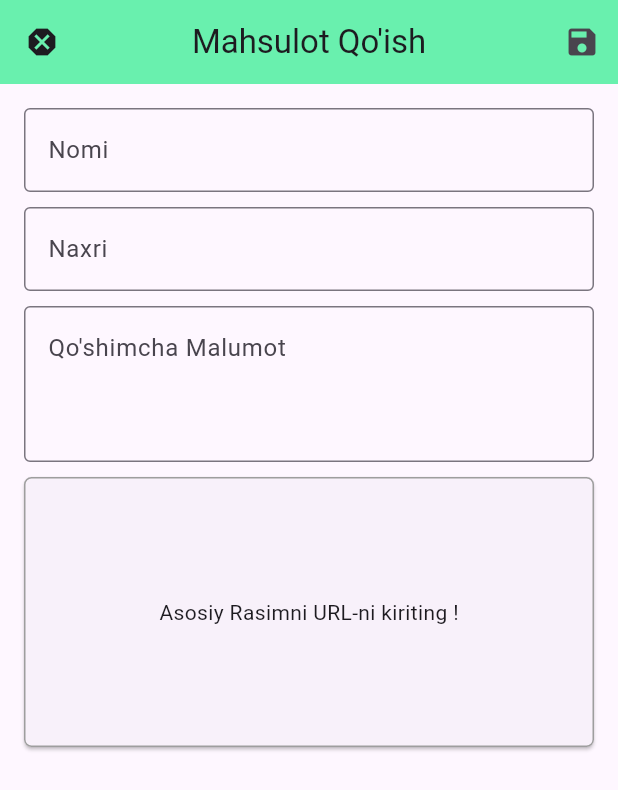
After one commit to murodovjavlon1/online-store, a Flutter app: the EditProductScreens screen opened by its route, after a tap on the "dangerous" icon, after a tap on the "add" icon, on a phone screen of 412 x 824 dp. The commit adds this screen. Shown: the top 790 px of the screen. Run offline on Flutter 3.47's test engine with Material 3 defaults, Android fonts, the phone set to English and light mode, and no system bars; our stand-ins replace flutter_slidable; network calls fail.

Commit message:
Loyiha yangilandi

```diff
--- /dev/null
+++ b/lib/screens/edit_product_screens.dart
@@ -0,0 +1,128 @@
+import 'package:flutter/material.dart';
+
+class EditProductScreens extends StatefulWidget {
+  const EditProductScreens({super.key});
+  static const routeName = "/edit-prod";
+
+  @override
+  State<EditProductScreens> createState() => _EditProductScreensState();
+}
+
+class _EditProductScreensState extends State<EditProductScreens> {
+  void _showImageDialog(BuildContext context) {
+    showDialog(
+      context: context,
+      builder: (context) {
+        return AlertDialog(
+          title: const Text("Rasim URL-ni kuriting!"),
+          content: Form(
+            child: TextFormField(
+              decoration: const InputDecoration(
+                labelText: "Rasim URL",
+                border: OutlineInputBorder(),
+              ),
+              keyboardType: TextInputType.url,
+            ),
+          ),
+          actions: [
+            TextButton(
+              onPressed: () {
+                Navigator.of(context).pop();
+              },
+              child: const Text("Bekor qilish"),
+            ),
+            ElevatedButton(
+              onPressed: () {},
+              child: const Text("Saqlash"),
+            ),
+          ],
+        );
+      },
+    );
+  }
+
+  @override
+  Widget build(BuildContext context) {
+    return Scaffold(
+      appBar: AppBar(
+        leading: IconButton(
+            onPressed: () {
+              Navigator.of(context).pushReplacementNamed("/menag_produc");
+            },
+            icon: const Icon(Icons.dangerous)),
+        centerTitle: true,
+        backgroundColor: Colors.greenAccent,
+        title: const Text("Mahsulot Qo'ish"),
+        actions: [
+          IconButton(
+            onPressed: () {},
+            icon: const Icon(Icons.save),
+          ),
+        ],
+      ),
+      body: Padding(
+        padding: const EdgeInsets.all(16),
+        child: Form(
+          child: SingleChildScrollView(
+            child: Column(
+              children: <Widget>[
+                TextFormField(
+                  decoration: const InputDecoration(
+                    border: OutlineInputBorder(),
+                    labelText: "Nomi",
+                  ),
+                  textInputAction: TextInputAction.next,
+                ),
+                const SizedBox(
+                  height: 10,
+                ),
+                TextFormField(
+                  decoration: const InputDecoration(
+                    border: OutlineInputBorder(),
+                    labelText: "Naxri",
+                  ),
+                  keyboardType: TextInputType.number,
+                  textInputAction: TextInputAction.next,
+                ),
+                const SizedBox(
+                  height: 10,
+                ),
+                TextFormField(
+                  decoration: const InputDecoration(
+                      border: OutlineInputBorder(),
+                      labelText: "Qo'shimcha Malumot",
+                      alignLabelWithHint: true),
+                  maxLines: 3,
+                  keyboardType: TextInputType.multiline,
+                ),
+                const SizedBox(
+                  height: 10,
+                ),
+                InkWell(
+                  onTap: () {
+                    _showImageDialog(context);
+                  },
+                  child: Card(
+                    margin: const EdgeInsets.all(0),
+                    shape: RoundedRectangleBorder(
+                      borderRadius: BorderRadius.circular(5),
+                      side: const BorderSide(
+                        color: Colors.grey,
+                      ),
+                    ),
+                    child: Container(
+                      alignment: Alignment.center,
+                      height: 180,
+                      width: double.infinity,
+                      child: const Text("Asosiy Rasimni URL-ni kiriting !"),
+                    ),
+                  ),
+                )
+              ],
+            ),
+          ),
+        ),
+      ),
+    );
+  }
+}
--- a/lib/screens/home_screen.dart
+++ b/lib/screens/home_screen.dart
@@ -54,7 +54,7 @@ class _HomeScreenState extends State<HomeScreen> {
           ),
           Consumer<Cart>(
             builder: (context, value, child) {
-              return ContomCart(
+              return const ContomCart(
                 icon: (Icons.shopping_cart),
               );
             },
--- /dev/null
+++ b/lib/screens/menag_products_screen.dart
@@ -0,0 +1,42 @@
+import 'package:flutter/material.dart';
+import 'package:pro/providers/products.dart';
+import 'package:pro/widgets/app_drawer.dart';
+import 'package:pro/widgets/user_produc_item.dart';
+import 'package:provider/provider.dart';
+
+class MenagProductsScreen extends StatelessWidget {
+  const MenagProductsScreen({super.key});
+
+  static const routeName = "/menag_produc";
+
+  @override
+  Widget build(BuildContext context) {
+    final produc = Provider.of<Products>(context);
+    return Scaffold(
+      appBar: AppBar(
+        centerTitle: true,
+        backgroundColor: Colors.greenAccent,
+        title: const Text("Mahsulotlarni Boshqarish "),
+        actions: [
+          IconButton(
+            onPressed: () {
+              Navigator.popAndPushNamed(context, "/edit-prod");
+            },
+            icon: const Icon(Icons.add),
+          ),
+        ],
+      ),
+      drawer: const AppDrawer(),
+      body: ListView.builder(
+          padding: const EdgeInsets.all(16),
+          itemCount: produc.list.length,
+          itemBuilder: (context, index) {
+            final produ = produc.list[index];
+            return ChangeNotifierProvider.value(
+              value: produ,
+              child: const UserProducItem(),
+            );
+          }),
+    );
+  }
+}
--- a/lib/widgets/product_grid.dart
+++ b/lib/widgets/product_grid.dart
@@ -10,9 +10,9 @@ import 'package:provider/provider.dart';
 class ProductGrid extends StatelessWidget {
   final bool showFavorites;
   const ProductGrid({
-    Key? key,
+    super.key,
     required this.showFavorites,
-  }) : super(key: key);
+  });
 
   @override
   Widget build(BuildContext context) {
--- a/lib/widgets/product_item.dart
+++ b/lib/widgets/product_item.dart
@@ -77,6 +77,7 @@ class ProductItem extends StatelessWidget {
                 product.imagUrll,
                 product.price,
               );
+              ScaffoldMessenger.of(context).hideCurrentSnackBar();
               ScaffoldMessenger.of(context).showSnackBar(
                 const SnackBar(
                   content: Text("Mahsulot savatga qo'shildi"),
--- /dev/null
+++ b/lib/widgets/user_produc_item.dart
@@ -0,0 +1,41 @@
+import 'package:flutter/material.dart';
+import 'package:pro/models/product.dart';
+import 'package:provider/provider.dart';
+
+class UserProducItem extends StatelessWidget {
+  const UserProducItem({
+    super.key,
+  });
+
+  @override
+  Widget build(BuildContext context) {
+    final produc = Provider.of<Product>(context);
+    return Card(
+      child: ListTile(
+        title: Text(produc.title),
+        leading: CircleAvatar(
+          backgroundImage: NetworkImage(produc.imagUrll),
+        ),
+        trailing: Row(
+          mainAxisSize: MainAxisSize.min,
+          children: <Widget>[
+            IconButton(
+              onPressed: () {},
+              icon: Icon(
+                Icons.edit,
+                color: Theme.of(context).primaryColor,
+              ),
+            ),
+            IconButton(
+              onPressed: () {},
+              icon: const Icon(
+                Icons.delete,
+                color: Colors.red,
+              ),
+            )
+          ],
+        ),
+      ),
+    );
+  }
+}
```
Also changed, not shown: lib/main.dart (+9 -6 lines), lib/screens/cart_screen.dart (+4 -4 lines), lib/screens/orders_screen.dart (+3 -7 lines), lib/widgets/app_drawer.dart (+8 -8 lines), lib/widgets/produt_details_screen.dart (+5 -4 lines), 4 other files.
